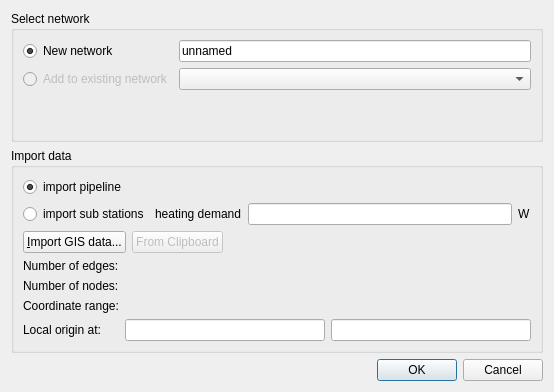
This is SIM-VICUS/src/SVNetworkImportDialog.ui in ghorwin/SIM-VICUS as Qt 5 draws it before an edit. The edited form follows.
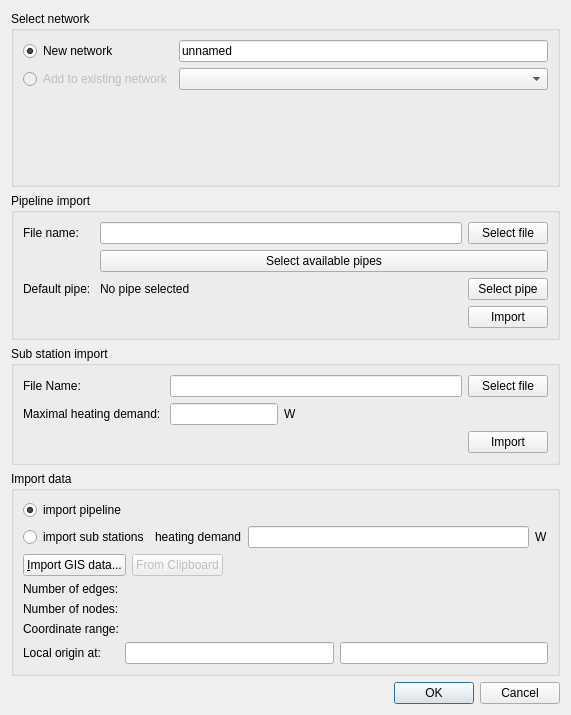
This is the edited form.

Commit message: Implemented import from geoJson Files

```diff
--- a/SIM-VICUS/src/SVNetworkImportDialog.ui
+++ b/SIM-VICUS/src/SVNetworkImportDialog.ui
@@ -6,15 +6,15 @@
    <rect>
     <x>0</x>
     <y>0</y>
-    <width>554</width>
-    <height>392</height>
+    <width>571</width>
+    <height>715</height>
    </rect>
   </property>
   <property name="windowTitle">
    <string>Import Pipe Network</string>
   </property>
-  <layout class="QVBoxLayout" name="verticalLayout_2">
-   <item>
+  <layout class="QGridLayout" name="gridLayout_6">
+   <item row="0" column="0">
     <widget class="QGroupBox" name="groupBoxSelectNetwork">
      <property name="title">
       <string>Select network</string>
@@ -66,7 +66,17 @@
      </layout>
     </widget>
    </item>
-   <item>
+   <item row="4" column="0">
+    <widget class="QDialogButtonBox" name="buttonBox">
+     <property name="orientation">
+      <enum>Qt::Horizontal</enum>
+     </property>
+     <property name="standardButtons">
+      <set>QDialogButtonBox::Cancel|QDialogButtonBox::Ok</set>
+     </property>
+    </widget>
+   </item>
+   <item row="3" column="0">
     <widget class="QGroupBox" name="groupBox">
      <property name="title">
       <string>Import data</string>
@@ -210,14 +220,185 @@
      </layout>
     </widget>
    </item>
-   <item>
-    <widget class="QDialogButtonBox" name="buttonBox">
-     <property name="orientation">
-      <enum>Qt::Horizontal</enum>
+   <item row="2" column="0">
+    <widget class="QGroupBox" name="groupBox_3">
+     <property name="title">
+      <string>Sub station import</string>
      </property>
-     <property name="standardButtons">
-      <set>QDialogButtonBox::Cancel|QDialogButtonBox::Ok</set>
+     <layout class="QFormLayout" name="formLayout_2">
+      <item row="0" column="0">
+       <widget class="QLabel" name="label_11">
+        <property name="text">
+         <string>File Name:</string>
+        </property>
+       </widget>
+      </item>
+      <item row="0" column="1">
+       <layout class="QHBoxLayout" name="horizontalLayout_6">
+        <item>
+         <widget class="QLineEdit" name="lineEditSubStationFileName"/>
+        </item>
+        <item>
+         <widget class="QPushButton" name="pushButtonSelectSubStationFile">
+          <property name="text">
+           <string>Select file</string>
+          </property>
+         </widget>
+        </item>
+       </layout>
+      </item>
+      <item row="1" column="0">
+       <widget class="QLabel" name="label_12">
+        <property name="text">
+         <string>Maximal heating demand: </string>
+        </property>
+       </widget>
+      </item>
+      <item row="1" column="1">
+       <layout class="QHBoxLayout" name="horizontalLayout_7" stretch="0,1,1">
+        <item>
+         <widget class="QLineEdit" name="lineEditMaxHeatingDemand"/>
+        </item>
+        <item>
+         <widget class="QLabel" name="label_13">
+          <property name="text">
+           <string>W</string>
+          </property>
+         </widget>
+        </item>
+        <item>
+         <spacer name="horizontalSpacer_3">
+          <property name="orientation">
+           <enum>Qt::Horizontal</enum>
+          </property>
+          <property name="sizeHint" stdset="0">
+           <size>
+            <width>40</width>
+            <height>20</height>
+           </size>
+          </property>
+         </spacer>
+        </item>
+       </layout>
+      </item>
+      <item row="2" column="1">
+       <layout class="QHBoxLayout" name="horizontalLayout_9">
+        <item>
+         <spacer name="horizontalSpacer_4">
+          <property name="orientation">
+           <enum>Qt::Horizontal</enum>
+          </property>
+          <property name="sizeHint" stdset="0">
+           <size>
+            <width>40</width>
+            <height>20</height>
+           </size>
+          </property>
+         </spacer>
+        </item>
+        <item>
+         <widget class="QPushButton" name="pushButtonImportSubStation">
+          <property name="text">
+           <string>Import</string>
+          </property>
+         </widget>
+        </item>
+       </layout>
+      </item>
+     </layout>
+    </widget>
+   </item>
+   <item row="1" column="0">
+    <widget class="QGroupBox" name="groupBox_2">
+     <property name="title">
+      <string>Pipeline import</string>
      </property>
+     <layout class="QGridLayout" name="gridLayout_7" rowstretch="0,0,0,0,0" columnstretch="0,0,0">
+      <item row="2" column="1">
+       <layout class="QHBoxLayout" name="horizontalLayout_3" stretch="1,0">
+        <item>
+         <widget class="QLabel" name="labelDefaulPipeName">
+          <property name="text">
+           <string>No pipe selected</string>
+          </property>
+         </widget>
+        </item>
+        <item>
+         <widget class="QPushButton" name="pushButtonSelectDefaultPipe">
+          <property name="text">
+           <string>Select pipe</string>
+          </property>
+         </widget>
+        </item>
+       </layout>
+      </item>
+      <item row="0" column="0">
+       <widget class="QLabel" name="label_7">
+        <property name="text">
+         <string>File name:</string>
+        </property>
+       </widget>
+      </item>
+      <item row="2" column="0">
+       <widget class="QLabel" name="label_9">
+        <property name="text">
+         <string>Default pipe: </string>
+        </property>
+       </widget>
+      </item>
+      <item row="0" column="1">
+       <layout class="QHBoxLayout" name="horizontalLayout_2">
+        <item>
+         <widget class="QLineEdit" name="lineEditPipelineFileName"/>
+        </item>
+        <item>
+         <widget class="QPushButton" name="pushButtonSelectPipelineFile">
+          <property name="text">
+           <string>Select file</string>
+          </property>
+         </widget>
+        </item>
+       </layout>
+      </item>
+      <item row="1" column="1">
+       <widget class="QPushButton" name="pushButtonSelectAvailablePipes">
+        <property name="text">
+         <string>Select available pipes</string>
+        </property>
+       </widget>
+      </item>
+      <item row="3" column="1">
+       <layout class="QHBoxLayout" name="horizontalLayout_5">
+        <item>
+         <spacer name="horizontalSpacer_2">
+          <property name="orientation">
+           <enum>Qt::Horizontal</enum>
+          </property>
+          <property name="sizeHint" stdset="0">
+           <size>
+            <width>40</width>
+            <height>20</height>
+           </size>
+          </property>
+         </spacer>
+        </item>
+        <item>
+         <widget class="QPushButton" name="pushButtonImportPipeline">
+          <property name="text">
+           <string>Import</string>
+          </property>
+         </widget>
+        </item>
+       </layout>
+      </item>
+      <item row="1" column="0">
+       <widget class="QLabel" name="label_8">
+        <property name="text">
+         <string/>
+        </property>
+       </widget>
+      </item>
+     </layout>
     </widget>
    </item>
   </layout>
```
Left out of the diff: 34 changed lines with no effect on the pictures. The commit also changes 5 other files.
